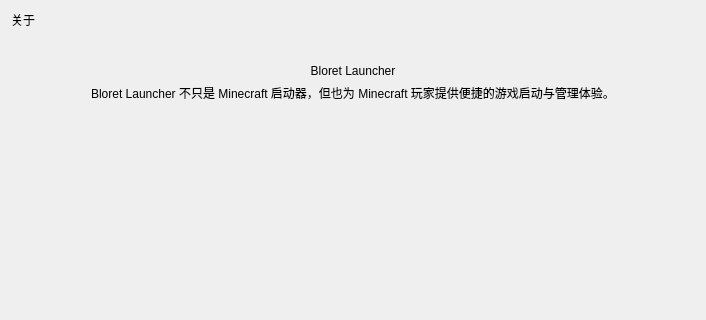
BloretCrew/Bloret-Launcher, file ui/info.ui: the form before one commit; both pictures show x 0 to 706 and y 0 to 320 of the 706 by 590 pixel window.
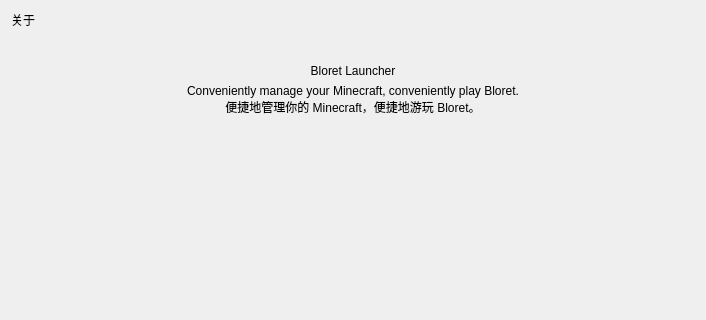
The form after the commit. Icons and pictures are not drawn. Custom widgets are drawn as their Qt base class.

Commit message: 更改说明

```diff
--- a/ui/info.ui
+++ b/ui/info.ui
@@ -38,7 +38,7 @@
         <x>0</x>
         <y>0</y>
         <width>688</width>
-        <height>507</height>
+        <height>506</height>
        </rect>
       </property>
       <layout class="QVBoxLayout" name="verticalLayout">
@@ -99,7 +99,8 @@
        <item>
         <widget class="CaptionLabel" name="CaptionLabel_3">
          <property name="text">
-          <string>Bloret Launcher 不只是 Minecraft 启动器，但也为 Minecraft 玩家提供便捷的游戏启动与管理体验。</string>
+          <string>Conveniently manage your Minecraft, conveniently play Bloret. 
+便捷地管理你的 Minecraft，便捷地游玩 Bloret。</string>
          </property>
          <property name="alignment">
           <set>Qt::AlignCenter</set>
```
